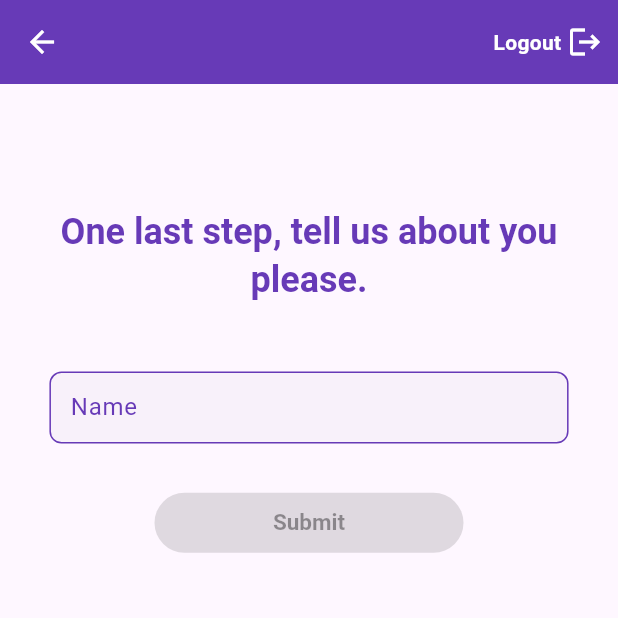
After one commit to feras-senjab/flutter_starter_kit, a Flutter app: the RegisterUserDataScreen screen opened directly, on a phone screen of 412 x 824 dp, the top half of it. The commit adds this screen. Run offline on Flutter 3.47's test engine with Material 3 defaults, Android fonts, the phone set to English and light mode, and no system bars; our stand-ins replace cached_network_image, cloud_firestore, device_preview, equatable, firebase_auth, firebase_core and 9 more; missing offline and left inert: mime_type; accounts and stored records are empty.

Commit message:
Separate Firebase Auth sign up from Firestore register new user, in addition to some refinements

```diff
--- /dev/null
+++ b/lib/Features/Auth/Logout/widgets/logout_consumer.dart
@@ -0,0 +1,55 @@
+import 'package:flutter/material.dart';
+import 'package:flutter_bloc/flutter_bloc.dart';
+import 'package:flutter_starter_kit/Features/Auth/Login/UI/login_screen.dart';
+import 'package:flutter_starter_kit/Features/Auth/Logout/cubit/logout_cubit.dart';
+import 'package:flutter_starter_kit/Global/enums.dart';
+import 'package:flutter_starter_kit/Helpers/dialog_helper.dart';
+import 'package:flutter_starter_kit/Helpers/loading_helper.dart';
+import 'package:flutter_starter_kit/Helpers/nav_helper.dart';
+
+/// A custom consumer widget that wraps around the `BlocConsumer` and handles the logout logic.
+/// It tracks the logout state changes and implements the appropriate UI:
+/// - ⏳ Shows Loading when the logout in progress.
+/// - ❌ Shows Custom alert when the logout fails.
+/// - ✅ Navigate to Login screen when the logout success.
+///
+/// In order to take action, the parameter [logoutActionWidget] needs to be a clickable widget,
+/// and it needs to call `context.read<LogoutCubit>().logout();` on click.
+///
+/// No need for any state tracking, alert showing, or navigation, as this widget will do the job 😀
+class LogoutConsumer extends StatelessWidget {
+  const LogoutConsumer({
+    super.key,
+    required this.logoutActionWidget,
+  });
+
+  /// A clickable widget to logout. In order to take action,
+  /// you need to call `context.read<LogoutCubit>().logout();` on its click.
+  final Widget logoutActionWidget;
+
+  @override
+  Widget build(BuildContext context) {
+    return BlocConsumer<LogoutCubit, LogoutState>(
+      listenWhen: (previous, current) => previous.status != current.status,
+      listener: (context, state) {
+        if (state.status == StateStatus.loading) {
+          LoadingHelper.showLoading(context);
+        } else {
+          LoadingHelper.dismissLoading();
+          if (state.status == StateStatus.failure) {
+            DialogHelper.showCustomAlert(
+              context: context,
+              title: 'Error',
+              content: 'Logout Failed!',
+            );
+          } else if (state.status == StateStatus.success) {
+            NavHelper.pushAndRemoveUntil(context, const LoginScreen());
+          }
+        }
+      },
+      builder: (context, state) {
+        return logoutActionWidget;
+      },
+    );
+  }
+}
--- a/lib/Features/Auth/SignUp/cubit/signup_state.dart
+++ b/lib/Features/Auth/SignUp/cubit/signup_state.dart
@@ -2,7 +2,6 @@ part of 'signup_cubit.dart';
 
 class SignupState extends Equatable {
   const SignupState({
-    this.name = const Name.pure(),
     this.email = const Email.pure(),
     this.password = const Password.pure(),
     this.confirmedPassword = const ConfirmedPassword.pure(),
@@ -10,7 +9,6 @@ class SignupState extends Equatable {
     this.errorMessage,
   });
 
-  final Name name;
   final Email email;
   final Password password;
   final ConfirmedPassword confirmedPassword;
@@ -20,7 +18,6 @@ class SignupState extends Equatable {
   @override
   List<Object?> get props {
     return [
-      name,
       email,
       password,
       confirmedPassword,
@@ -30,7 +27,6 @@ class SignupState extends Equatable {
   }
 
   SignupState copyWith({
-    Name? name,
     Email? email,
     Password? password,
     ConfirmedPassword? confirmedPassword,
@@ -38,7 +34,6 @@ class SignupState extends Equatable {
     String? errorMessage,
   }) {
     return SignupState(
-      name: name ?? this.name,
       email: email ?? this.email,
       password: password ?? this.password,
       confirmedPassword: confirmedPassword ?? this.confirmedPassword,
--- /dev/null
+++ b/lib/Features/RegisterUserData/UI/register_user_data_screen.dart
@@ -0,0 +1,142 @@
+import 'package:auth_repository/auth_repository.dart';
+import 'package:firestore_repository/firestore_repository.dart';
+import 'package:flutter/material.dart';
+import 'package:flutter_bloc/flutter_bloc.dart';
+import 'package:flutter_starter_kit/Components/custom_button.dart';
+import 'package:flutter_starter_kit/Components/entry_field.dart';
+import 'package:flutter_starter_kit/Features/AppGate/UI/app_gate.dart';
+import 'package:flutter_starter_kit/Features/Auth/Logout/cubit/logout_cubit.dart';
+import 'package:flutter_starter_kit/Features/Auth/Logout/widgets/logout_consumer.dart';
+import 'package:flutter_starter_kit/Features/RegisterUserData/cubit/register_user_data_cubit.dart';
+import 'package:flutter_starter_kit/Helpers/dialog_helper.dart';
+import 'package:flutter_starter_kit/Helpers/loading_helper.dart';
+import 'package:flutter_starter_kit/Helpers/nav_helper.dart';
+import 'package:form_validators/form_validators.dart';
+import 'package:sizer/sizer.dart';
+
+class RegisterUserDataScreen extends StatelessWidget {
+  const RegisterUserDataScreen({super.key});
+
+  @override
+  Widget build(BuildContext context) {
+    //---------------- BlocProvider --------------------//
+    return BlocProvider<RegisterUserDataCubit>(
+      create: (context) => RegisterUserDataCubit(
+        authRepository: context.read<AuthRepository>(),
+        userRepository: context.read<FirestoreUsersRepository>(),
+      ),
+      //---------------- BlocConsumer --------------------//
+      child: BlocConsumer<RegisterUserDataCubit, RegisterUserDataState>(
+        listenWhen: (previous, current) => previous.status != current.status,
+        //---------------- Listener --------------------//
+        listener: (context, state) {
+          if (state.status == FormzStatus.submissionInProgress) {
+            LoadingHelper.showLoading(context);
+          } else {
+            LoadingHelper.dismissLoading();
+            if (state.status == FormzStatus.submissionFailure) {
+              DialogHelper.showCustomAlert(
+                context: context,
+                title: 'Error',
+                content: state.errorMessage ?? 'Something Wrong!',
+              );
+            } else if (state.status == FormzStatus.submissionSuccess) {
+              NavHelper.pushAndRemoveUntil(context, const AppGate());
+            }
+          }
+        },
+        builder: (context, state) {
+          //---------------- UI Layout --------------------//
+          return GestureDetector(
+            // Keyboard Dismissal
+            onTap: () {
+              FocusManager.instance.primaryFocus?.unfocus();
+            },
+            child: Scaffold(
+              //---------------- AppBar --------------------//
+              appBar: AppBar(
+                actions: [
+                  Padding(
+                    padding: const EdgeInsets.symmetric(
+                      horizontal: 10,
+                    ),
+                    //---------------- 🚶‍♂️ Logout --------------------//
+                    child: LogoutConsumer(
+                      logoutActionWidget: InkWell(
+                        child: const Row(
+                          children: [
+                            Text(
+                              'Logout ',
+                              style: TextStyle(
+                                fontWeight: FontWeight.bold,
+                              ),
+                            ),
+                            Icon(Icons.logout),
+                          ],
+                        ),
+                        onTap: () {
+                          context.read<LogoutCubit>().logout();
+                        },
+                      ),
+                    ),
+                  ),
+                ],
+              ),
+              //---------------- Body --------------------//
+              body: SafeArea(
+                child: ListView(
+                  padding: EdgeInsets.symmetric(
+                    horizontal: 8.w,
+                  ),
+                  children: [
+                    SizedBox(
+                      height: 10.h,
+                    ),
+                    Text('One last step, tell us about you please.',
+                        textAlign: TextAlign.center,
+                        style: Theme.of(context).textTheme.headlineSmall),
+                    SizedBox(
+                      height: 5.h,
+                    ),
+                    //---------------- 🔤 Name --------------------//
+                    EntryField(
+                      label: 'Name',
+                      maxLines: 1,
+                      keyboardType: TextInputType.name,
+                      textCapitalization: TextCapitalization.none,
+                      onChanged: (name) => context
+                          .read<RegisterUserDataCubit>()
+                          .nameChanged(name),
+                      errorText: state.name.invalid
+                          ? Name.showNameErrorMessage(state.name.error)
+                          : null,
+                    ),
+                    SizedBox(
+                      height: 3.h,
+                    ),
+                    //---------------- 🚀 Submit --------------------//
+                    Center(
+                      child: CustomButton(
+                        text: 'Submit',
+                        width: 50.w,
+                        enabled: state.status.isValidated,
+                        onPressed: () {
+                          // Dismiss keyboard
+                          FocusScope.of(context).unfocus();
+                          //! Loading & Navigation are done by listener..
+                          context
+                              .read<RegisterUserDataCubit>()
+                              .insertUserData();
+                        },
+                      ),
+                    )
+                  ],
+                ),
+              ),
+            ),
+          );
+        },
+      ),
+    );
+  }
+}
--- /dev/null
+++ b/lib/Features/RegisterUserData/cubit/register_user_data_cubit.dart
@@ -0,0 +1,63 @@
+import 'package:auth_repository/auth_repository.dart';
+import 'package:firestore_repository/firestore_repository.dart';
+import 'package:flutter_bloc/flutter_bloc.dart';
+import 'package:equatable/equatable.dart';
+import 'package:form_validators/form_validators.dart';
+
+part 'register_user_data_state.dart';
+
+class RegisterUserDataCubit extends Cubit<RegisterUserDataState> {
+  RegisterUserDataCubit({
+    required this.authRepository,
+    required this.userRepository,
+  }) : super(const RegisterUserDataState());
+
+  final AuthRepository authRepository;
+  final FirestoreUsersRepository userRepository;
+
+  void nameChanged(String value) {
+    final name = Name.dirty(value);
+
+    emit(state.copyWith(
+      name: name,
+      status: Formz.validate(
+        [name],
+      ),
+    ));
+  }
+
+  /// Create user doc in Firestore with the inserted data
+  void insertUserData() async {
+    // Confirm validation
+    if (!state.status.isValidated) return;
+
+    // ⏳ Emit Loading..
+    emit(state.copyWith(status: FormzStatus.submissionInProgress));
+
+    AuthUser authUser = authRepository.getAuthUser();
+    try {
+      // Create user document in firestore..
+      await userRepository.create(
+        id: authUser.id,
+        model: FirestoreUserModel(
+          id: authUser.id,
+          name: state.name.value,
+          email: authUser.email!,
+        ),
+      );
+    } on FirestoreException {
+      // ❌ Emit Failure
+      emit(
+        state.copyWith(
+            status: FormzStatus.submissionFailure,
+            errorMessage:
+                'Failed to insert user data, please check your connection and try again!'),
+      );
+
+      return; // Terminate the submission process on FirestoreException
+    }
+
+    // ✅ Emit success
+    emit(state.copyWith(status: FormzStatus.submissionSuccess));
+  }
+}
--- /dev/null
+++ b/lib/Features/RegisterUserData/cubit/register_user_data_state.dart
@@ -0,0 +1,28 @@
+part of 'register_user_data_cubit.dart';
+
+class RegisterUserDataState extends Equatable {
+  const RegisterUserDataState({
+    this.name = const Name.pure(),
+    this.status = FormzStatus.pure,
+    this.errorMessage,
+  });
+
+  final Name name;
+  final FormzStatus status;
+  final String? errorMessage;
+
+  @override
+  List<Object?> get props => [name, status, errorMessage];
+
+  RegisterUserDataState copyWith({
+    Name? name,
+    FormzStatus? status,
+    String? errorMessage,
+  }) {
+    return RegisterUserDataState(
+      name: name ?? this.name,
+      status: status ?? this.status,
+      errorMessage: errorMessage ?? this.errorMessage,
+    );
+  }
+}
--- a/lib/Features/UserProfile/Edit/UI/edit_user_profile_screen.dart
+++ b/lib/Features/UserProfile/Edit/UI/edit_user_profile_screen.dart
@@ -5,7 +5,7 @@ import 'package:flutter_bloc/flutter_bloc.dart';
 import 'package:flutter_starter_kit/Components/custom_button.dart';
 import 'package:flutter_starter_kit/Components/custom_image.dart';
 import 'package:flutter_starter_kit/Components/entry_field.dart';
-import 'package:flutter_starter_kit/Features/Logic/UserModel/cubit/user_model_cubit.dart';
+import 'package:flutter_starter_kit/Features/UserModel/cubit/user_model_cubit.dart';
 import 'package:flutter_starter_kit/Features/UserProfile/Edit/cubit/edit_user_profile_cubit.dart';
 import 'package:flutter_starter_kit/Global/Models/image_model.dart';
 import 'package:flutter_starter_kit/Global/app_assets.dart';
--- a/lib/Features/UserProfile/Preview/UI/preview_user_profile_screen.dart
+++ b/lib/Features/UserProfile/Preview/UI/preview_user_profile_screen.dart
@@ -2,7 +2,7 @@ import 'package:flutter/material.dart';
 import 'package:flutter_bloc/flutter_bloc.dart';
 import 'package:flutter_starter_kit/Components/custom_button.dart';
 import 'package:flutter_starter_kit/Components/custom_image.dart';
-import 'package:flutter_starter_kit/Features/Logic/UserModel/cubit/user_model_cubit.dart';
+import 'package:flutter_starter_kit/Features/UserModel/cubit/user_model_cubit.dart';
 import 'package:flutter_starter_kit/Features/UserProfile/Edit/UI/edit_user_profile_screen.dart';
 import 'package:flutter_starter_kit/Global/Models/image_model.dart';
 import 'package:flutter_starter_kit/Global/app_assets.dart';
--- a/lib/app.dart
+++ b/lib/app.dart
@@ -10,7 +10,7 @@ import 'package:flutter_starter_kit/Features/AppGate/UI/app_gate.dart';
 import 'package:flutter_starter_kit/Features/Auth/Login/UI/login_screen.dart';
 import 'package:flutter_starter_kit/Features/Auth/Logout/cubit/logout_cubit.dart';
 import 'package:flutter_starter_kit/Features/Auth/bloc/auth_bloc.dart';
-import 'package:flutter_starter_kit/Features/Logic/UserModel/cubit/user_model_cubit.dart';
+import 'package:flutter_starter_kit/Features/UserModel/cubit/user_model_cubit.dart';
 import 'package:flutter_starter_kit/Global/Style/Theme/app_theme.dart';
 import 'package:flutter_starter_kit/Global/Style/Theme/cubit/theme_cubit.dart';
 import 'package:flutter_starter_kit/Global/app_preferences_keys.dart';
--- a/packages/firestore_repository/lib/firestore_repository.dart
+++ b/packages/firestore_repository/lib/firestore_repository.dart
@@ -3,3 +3,4 @@ library firestore_repository;
 export 'src/models/models.dart';
 export 'src/sub_repositories/firestore_users_repository.dart';
 export 'src/firestore_helpers/firestore_field_updater.dart';
+export 'src/base_firestore_repository/exceptions/firestore_exception.dart';
--- /dev/null
+++ b/packages/firestore_repository/lib/src/base_firestore_repository/exceptions/firestore_exception.dart
@@ -0,0 +1,10 @@
+/// Custom exception class for Firestore operations errors.
+class FirestoreException implements Exception {
+  final String message;
+  final String? code;
+
+  FirestoreException({
+    required this.message,
+    this.code,
+  });
+}
```
Also changed, not shown: lib/Features/AppGate/UI/app_gate.dart (+20 -5 lines), lib/Features/Auth/Login/cubit/login_cubit.dart (+14 -2 lines), lib/Features/Auth/Logout/cubit/logout_cubit.dart (+7 -2 lines), lib/Features/Auth/SignUp/UI/signup_screen.dart (+3 -12 lines), lib/Features/Auth/SignUp/cubit/signup_cubit.dart (+12 -49 lines), lib/Features/Home/UI/home_screen.dart (+9 -35 lines), lib/Features/UserModel/cubit/user_model_cubit.dart (renamed from lib/Features/Logic/UserModel/cubit/user_model_cubit.dart, +28 -3 lines), packages/firestore_repository/lib/src/base_firestore_repository/base_firestore_repository.dart (+39 -22 lines), lib/Features/UserModel/cubit/user_model_state.dart (renamed from lib/Features/Logic/UserModel/cubit/user_model_state.dart).
